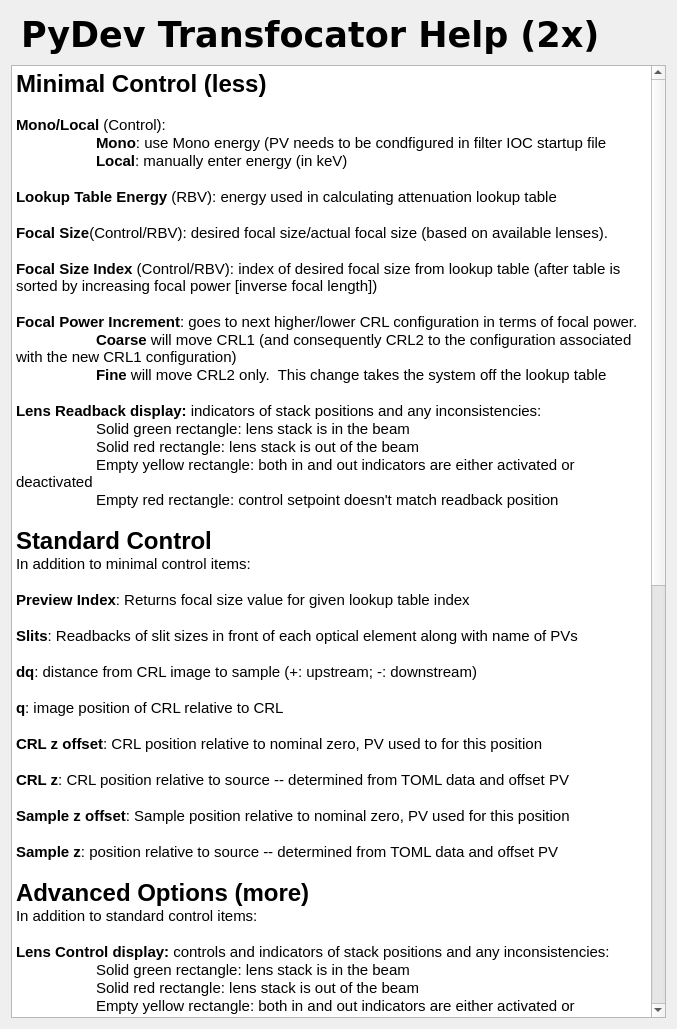
Old version of the form 100idPyCRLApp/op/ui/pydev_transfocator_2x_help.ui in the repository BCDA-APS/pydeviceCRL.
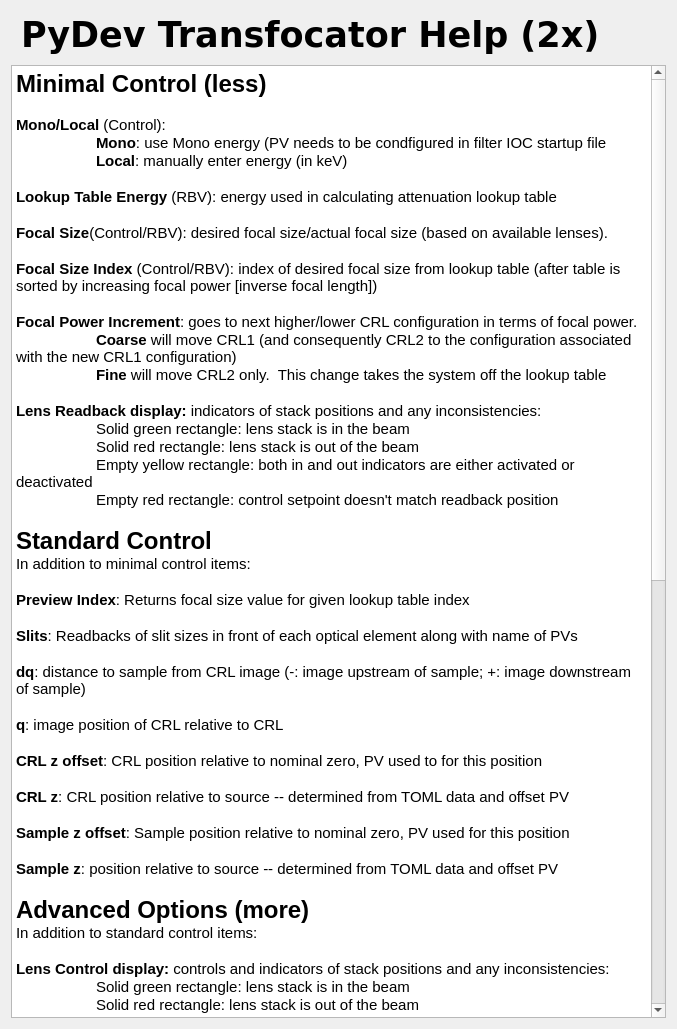
New version of the form. Custom widgets are drawn as their Qt base class.

Diff of the .ui file:
```diff
--- a/100idPyCRLApp/op/ui/pydev_transfocator_2x_help.ui
+++ b/100idPyCRLApp/op/ui/pydev_transfocator_2x_help.ui
@@ -154,7 +154,7 @@
 &lt;p style=&quot;-qt-paragraph-type:empty; margin-top:0px; margin-bottom:0px; margin-left:0px; margin-right:0px; -qt-block-indent:0; text-indent:0px; font-weight:600;&quot;&gt;&lt;br /&gt;&lt;/p&gt;
 &lt;p style=&quot; margin-top:0px; margin-bottom:0px; margin-left:0px; margin-right:0px; -qt-block-indent:0; text-indent:0px;&quot;&gt;&lt;span style=&quot; font-weight:600;&quot;&gt;Slits&lt;/span&gt;: Readbacks of slit sizes in front of each optical element along with name of PVs&lt;/p&gt;
 &lt;p style=&quot;-qt-paragraph-type:empty; margin-top:0px; margin-bottom:0px; margin-left:0px; margin-right:0px; -qt-block-indent:0; text-indent:0px;&quot;&gt;&lt;br /&gt;&lt;/p&gt;
-&lt;p style=&quot; margin-top:0px; margin-bottom:0px; margin-left:0px; margin-right:0px; -qt-block-indent:0; text-indent:0px;&quot;&gt;&lt;span style=&quot; font-weight:600;&quot;&gt;dq&lt;/span&gt;: distance from CRL image to sample (+: upstream; -: downstream)&lt;/p&gt;
+&lt;p style=&quot; margin-top:0px; margin-bottom:0px; margin-left:0px; margin-right:0px; -qt-block-indent:0; text-indent:0px;&quot;&gt;&lt;span style=&quot; font-weight:600;&quot;&gt;dq&lt;/span&gt;: distance to sample from CRL image (-: image upstream of sample; +: image downstream of sample)&lt;/p&gt;
 &lt;p style=&quot;-qt-paragraph-type:empty; margin-top:0px; margin-bottom:0px; margin-left:0px; margin-right:0px; -qt-block-indent:0; text-indent:0px;&quot;&gt;&lt;br /&gt;&lt;/p&gt;
 &lt;p style=&quot; margin-top:0px; margin-bottom:0px; margin-left:0px; margin-right:0px; -qt-block-indent:0; text-indent:0px;&quot;&gt;&lt;span style=&quot; font-weight:600;&quot;&gt;q&lt;/span&gt;: image position of CRL relative to CRL&lt;/p&gt;
 &lt;p style=&quot;-qt-paragraph-type:empty; margin-top:0px; margin-bottom:0px; margin-left:0px; margin-right:0px; -qt-block-indent:0; text-indent:0px;&quot;&gt;&lt;br /&gt;&lt;/p&gt;
```
